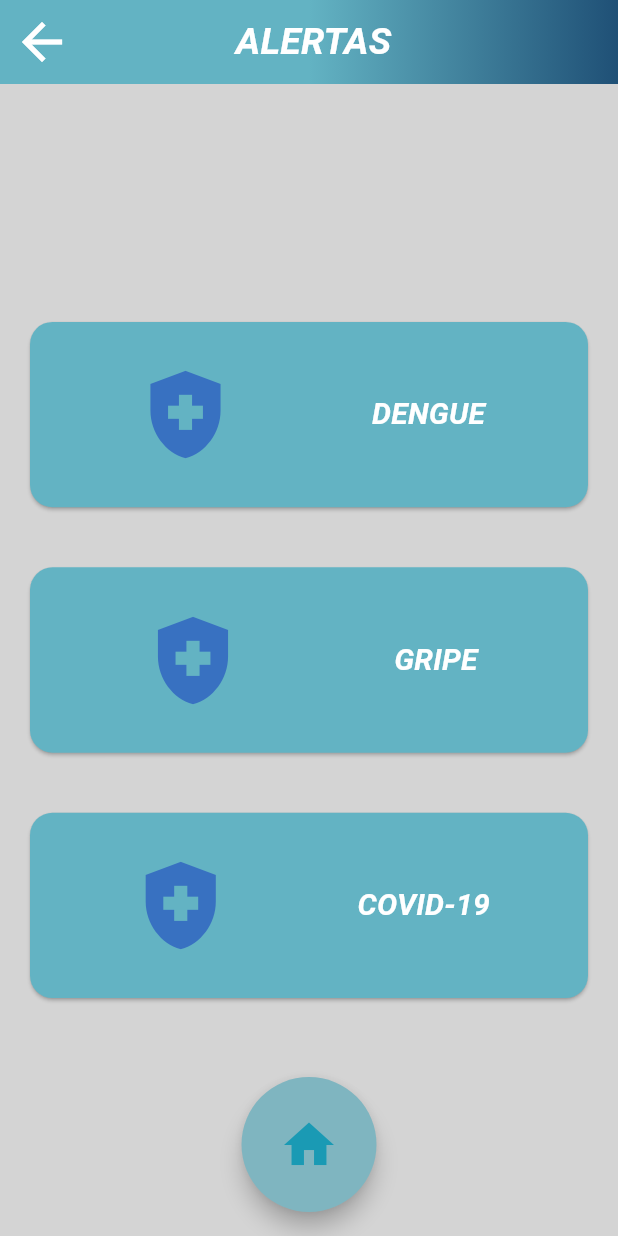
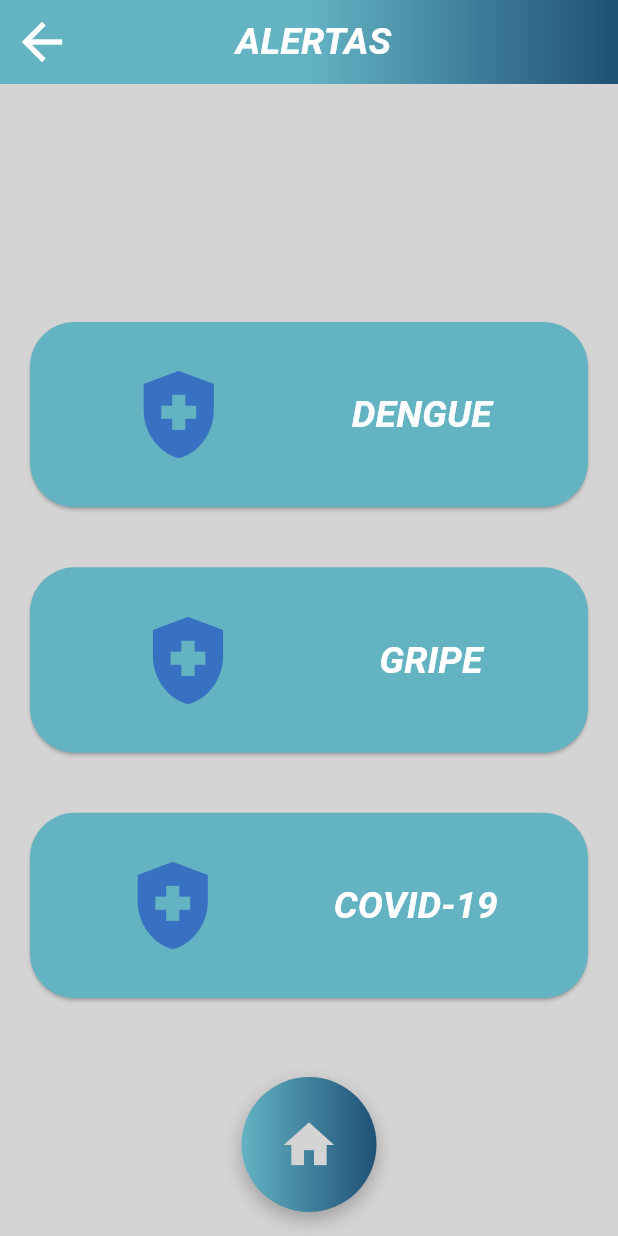
Before and after one commit to GabrielHR0sa/HealthCheck_front-end, a Flutter app: the AlertPage screen opened directly, on a phone screen of 412 x 824 dp. Run offline on Flutter 3.47's test engine with Material 3 defaults, Android fonts, the light colour scheme and no system bars; drawn by our look-alikes of flutter_animate; our stand-ins replace awesome_dialog, dio, flutter_spinkit, google_fonts, mask_text_input_formatter, shared_preferences; accounts and stored records are empty; Roboto replaces fonts that are missing (Ubuntu).

Commit message:
standardizing new screens

```diff
--- a/lib/src/view/alert_page.dart
+++ b/lib/src/view/alert_page.dart
@@ -1,5 +1,6 @@
 import 'package:flutter/cupertino.dart';
 import 'package:flutter/material.dart';
+import 'package:flutter_animate/flutter_animate.dart';
 
 class AlertPage extends StatefulWidget {
   const AlertPage({super.key});
@@ -64,31 +65,26 @@ class _AlertPageState extends State<AlertPage> {
                     ),
                     shape: MaterialStateProperty.all<RoundedRectangleBorder>(
                       RoundedRectangleBorder(
-                        borderRadius: BorderRadius.circular(15),
+                        borderRadius: BorderRadius.circular(30),
                       ),
                     ),
                   ),
                   onPressed: () {
                     Navigator.of(context).pushNamed('/dengue');
                   },
-                  child: const Row(
+                  child:  Row(
                     mainAxisAlignment: MainAxisAlignment.spaceAround,
                     children: [
                       Icon(Icons.health_and_safety, size: 70),
                       Text(
                         'DENGUE',
-                        style: TextStyle(
-                          color: Colors.white,
-                          fontSize: 20,
-                          fontWeight: FontWeight.bold,
-                          fontStyle: FontStyle.italic,
-                        ),
+                        style:Theme.of(context).textTheme.displayMedium,
                       ),
                     ],
                   ),
                 ),
               ),
-            ),
+            ).animate().fadeIn(curve: Curves.easeInOut, duration: 1500.ms),
             Center(
               child: Container(
                 height: altura * 0.15,
@@ -101,31 +97,26 @@ class _AlertPageState extends State<AlertPage> {
                     ),
                     shape: MaterialStateProperty.all<RoundedRectangleBorder>(
                       RoundedRectangleBorder(
-                        borderRadius: BorderRadius.circular(15),
+                        borderRadius: BorderRadius.circular(30),
                       ),
                     ),
                   ),
                   onPressed: () {
                     Navigator.of(context).pushNamed('/gripe');
                   },
-                  child: const Row(
+                  child:  Row(
                     mainAxisAlignment: MainAxisAlignment.spaceAround,
                     children: [
                       Icon(Icons.health_and_safety, size: 70),
                       Text(
                         'GRIPE',
-                        style: TextStyle(
-                          color: Colors.white,
-                          fontSize: 20,
-                          fontWeight: FontWeight.bold,
-                          fontStyle: FontStyle.italic,
-                        ),
+                        style:Theme.of(context).textTheme.displayMedium,
                       ),
                     ],
                   ),
                 ),
               ),
-            ),
+            ).animate().fadeIn(curve: Curves.easeInOut, duration: 1500.ms),
             Center(
               child: Container(
                 height: altura * 0.15,
@@ -138,50 +129,61 @@ class _AlertPageState extends State<AlertPage> {
                     ),
                     shape: MaterialStateProperty.all<RoundedRectangleBorder>(
                       RoundedRectangleBorder(
-                        borderRadius: BorderRadius.circular(15),
+                        borderRadius: BorderRadius.circular(30),
                       ),
                     ),
                   ),
                   onPressed: () {
                     Navigator.of(context).pushNamed('/covid');
                   },
-                  child: const Row(
+                  child:  Row(
                     mainAxisAlignment: MainAxisAlignment.spaceAround,
                     children: [
                       Icon(Icons.health_and_safety, size: 70),
                       Text(
                         'COVID-19',
-                        style: TextStyle(
-                          color: Colors.white,
-                          fontSize: 20,
-                          fontWeight: FontWeight.bold,
-                          fontStyle: FontStyle.italic,
-                        ),
+                        style:Theme.of(context).textTheme.displayMedium,
                       ),
                     ],
                   ),
                 ),
               ),
-            ),
+            ).animate().fadeIn(curve: Curves.easeInOut, duration: 1500.ms),
           ],
         ),
       ),
       floatingActionButton: SizedBox(
         width: 90,
         height: 90,
-        child: FloatingActionButton(
-          onPressed: () {
-            Navigator.of(context).popAndPushNamed('/home');
-          },
-          backgroundColor: Color.fromARGB(255, 127, 181, 192),
-          shape: const CircleBorder(), // garante que fique redondo
-          child: const Icon(
-            Icons.home,
-            size: 40, // ícone maior
-            color: Color(0xFF1A9AB4),
+        child: Container(
+          decoration: BoxDecoration(
+            shape: BoxShape.circle,
+            gradient: const LinearGradient(
+              begin: Alignment.centerLeft,
+              end: Alignment.centerRight,
+              colors: [Color(0xFF63B3C3), Color(0xFF1F5076)],
+            ),
+            boxShadow: [
+              BoxShadow(
+                color: Colors.black26,
+                blurRadius: 10,
+                offset: Offset(0, 5),
+              ),
+            ],
+          ),
+          child: IconButton(
+            onPressed: () {
+              Navigator.of(context).popAndPushNamed('/home');
+            },
+            icon:  Icon(
+              Icons.home,
+              size: 40,
+              color: Theme.of(context).colorScheme.background,
+            ),
           ),
         ),
       ),
+
       floatingActionButtonLocation: FloatingActionButtonLocation.centerFloat,
     );
   }
--- a/lib/src/view/home_page.dart
+++ b/lib/src/view/home_page.dart
@@ -269,7 +269,7 @@ class _HomePageState extends State<HomePage> {
                     ),
                   ),
                   onPressed: () {
-                    //Navigator.of(context).pushNamed('/ComBus');
+                    Navigator.of(context).pushNamed('/alert');
                   },
                   child:  Row(
                     mainAxisAlignment: MainAxisAlignment.spaceAround,
```
Also changed, not shown: lib/main.dart (+8 -0 lines), lib/src/view/covid_page.dart (+26 -10 lines), lib/src/view/dengue_page.dart (+26 -10 lines), lib/src/view/gripe_page.dart (+26 -10 lines).
